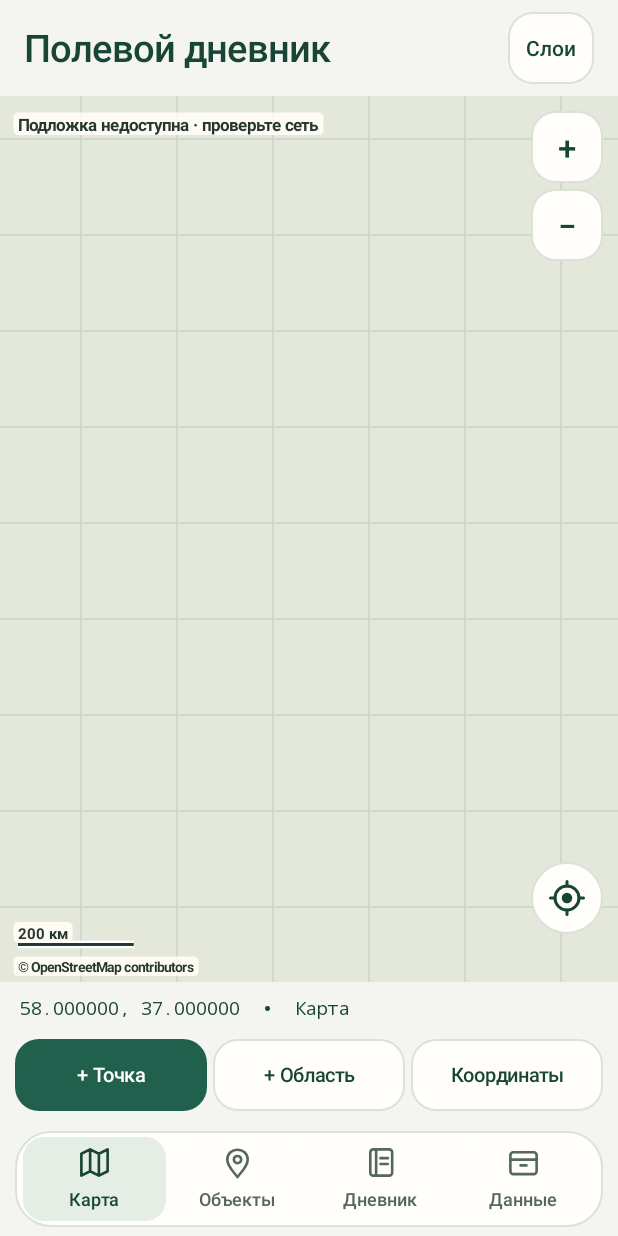
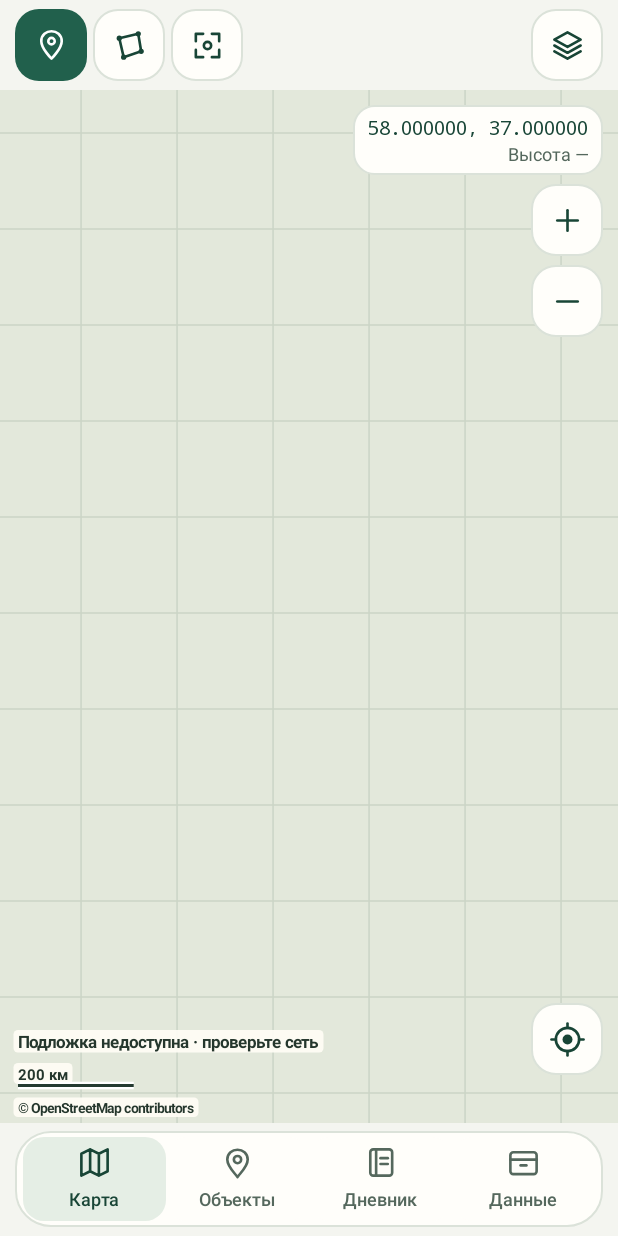
Before and after one commit to go-0dboy/field_journal, an Android app: the screen it shows after launch (MainActivity), on a phone screen of 412 x 824 dp. Run offline under Robolectric (Android 15) with nearby library versions, the phone set to English and light mode, and no system bars; 1 statement that could not run was skipped.

Commit message:
Move map tools into an icon toolbar

```diff
--- a/app/build.gradle.kts
+++ b/app/build.gradle.kts
@@ -11,8 +11,8 @@ android {
         applicationId = "ru.fieldjournal"
         minSdk = 26
         targetSdk = 35
-        versionCode = 8
-        versionName = "0.1.7"
+        versionCode = 9
+        versionName = "0.1.8"
     }
     val signingFile = System.getenv("FIELD_JOURNAL_KEYSTORE")
     if (!signingFile.isNullOrBlank()) {
--- a/app/src/main/java/ru/fieldjournal/FieldMap.kt
+++ b/app/src/main/java/ru/fieldjournal/FieldMap.kt
@@ -240,13 +240,6 @@ internal class FieldMap(context: Context, private val tiles: MapTiles) : View(co
             drawTiles(canvas, TilePass.ROADS, 19)
             drawTiles(canvas, TilePass.PLACES, 19)
         } else referenceInfo?.let { drawTiles(canvas, TilePass.LOCAL_REFERENCES, it.maxZoom) }
-        val hasTiles = baseDrawn || historyDrawn
-        if (offline && !hasTiles && pending.isEmpty()) {
-            val message = if (offlineInfo == null) "Подключите офлайн-карту в разделе «Слои»" else "Для этого участка нет офлайн-тайлов"
-            drawLabel(canvas, message, 12 * scale, 23 * scale)
-        } else if (!offline && !hasTiles && unavailable.isNotEmpty() && pending.isEmpty()) {
-            drawLabel(canvas, "Подложка недоступна · проверьте сеть", 12 * scale, 23 * scale)
-        }
         for (site in sites.asReversed()) {
             val type = objectType(site.type)
             if (site.area) drawShape(canvas, listOf(site.vertices) + site.holes, type.color, true)
@@ -294,20 +287,35 @@ internal class FieldMap(context: Context, private val tiles: MapTiles) : View(co
             canvas.drawCircle(p.x, p.y, 7 * scale, paint)
         }
         if (crosshair) drawCrosshair(canvas)
-        val creditLines = attribution.flatMap { credit -> wrapCredit(credit) }
+        val creditLines = attribution.flatMap { credit -> wrapMapLabel(credit, 9f) }
+        if (!baseDrawn && !historyDrawn && pending.isEmpty()) {
+            val message = when {
+                offline && offlineInfo == null -> "Подключите офлайн-карту в разделе «Слои»"
+                offline -> "Для этого участка нет офлайн-тайлов"
+                unavailable.isNotEmpty() -> "Подложка недоступна · проверьте сеть"
+                else -> null
+            }
+            message?.let {
+                val lines = wrapMapLabel(it, 11f)
+                val bottom = height - (38 + 12 * creditLines.size) * scale
+                lines.forEachIndexed { index, line ->
+                    drawLabel(canvas, line, 12 * scale, bottom - 15 * scale * (lines.lastIndex - index))
+                }
+            }
+        }
         drawScale(canvas, creditLines.size)
         creditLines.forEachIndexed { index, line ->
             drawLabel(canvas, line, 12 * scale, height - (7 + 11 * (creditLines.lastIndex - index)) * scale, 9f)
         }
     }
 
-    private fun wrapCredit(credit: String): List<String> {
+    private fun wrapMapLabel(text: String, size: Float): List<String> {
         paint.typeface = Typeface.DEFAULT_BOLD
-        paint.textSize = 9 * scale
+        paint.textSize = size * scale
         val available = (width - 74 * scale).coerceAtLeast(0f)
         val lines = mutableListOf<String>()
         var line = ""
-        for (word in credit.split(Regex("\\s+"))) {
+        for (word in text.split(Regex("\\s+"))) {
             val next = if (line.isEmpty()) word else "$line $word"
             if (line.isNotEmpty() && paint.measureText(next) > available) {
                 lines.add(line)
--- a/app/src/main/java/ru/fieldjournal/FieldUi.kt
+++ b/app/src/main/java/ru/fieldjournal/FieldUi.kt
@@ -284,35 +284,150 @@ internal class CatalogRow(context: Context) : LinearLayout(context) {
     }
 }
 
-internal fun Context.locationAction(click: () -> Unit) =
+internal enum class MapIcon(val description: String) {
+    POINT("Добавить точку"),
+    AREA("Добавить область"),
+    COORDINATES("Координаты"),
+    LAYERS("Слои"),
+    SET_POINT("Установить точку"),
+    DONE_AREA("Готово"),
+    CANCEL("Отмена"),
+    ADD_VERTEX("Добавить вершину в центр карты"),
+    UNDO_VERTEX("Удалить последнюю вершину"),
+    ZOOM_IN("Приблизить"),
+    ZOOM_OUT("Отдалить"),
+    LOCATION("Моё место")
+}
+
+internal fun Context.mapAction(icon: MapIcon, primary: Boolean = false, click: () -> Unit) =
     android.widget.ImageButton(this).apply {
-        contentDescription = "Моё место"
-        background = RippleDrawable(ColorStateList.valueOf(0x254b816d), panel(Palette.white, 24, Palette.border), null)
+        contentDescription = icon.description
+        tooltipText = icon.description
+        minimumWidth = dp(48)
+        minimumHeight = dp(48)
+        background = RippleDrawable(ColorStateList.valueOf(0x254b816d),
+            panel(if (primary) Palette.green else Palette.white, 16, if (primary) 0 else Palette.border), null)
         scaleType = android.widget.ImageView.ScaleType.CENTER
         setPadding(0, 0, 0, 0)
         setOnClickListener { click() }
-        val target = object : android.graphics.drawable.Drawable() {
-            override fun getIntrinsicWidth() = dp(24)
-            override fun getIntrinsicHeight() = dp(24)
+        setImageDrawable(MapIconDrawable(dp(23), icon, if (primary) Color.WHITE else Palette.pine))
+    }
 
+private class MapIconDrawable(private val size: Int, private val icon: MapIcon, color: Int) :
+    android.graphics.drawable.Drawable() {
     private val pen = Paint(Paint.ANTI_ALIAS_FLAG).apply {
-                color = Palette.pine
-                strokeWidth = 2f
+        this.color = color
+        style = Paint.Style.STROKE
+        strokeWidth = 1.8f
         strokeCap = Paint.Cap.ROUND
+        strokeJoin = Paint.Join.ROUND
     }
+
+    override fun getIntrinsicWidth() = size
+    override fun getIntrinsicHeight() = size
 
     override fun draw(canvas: Canvas) {
         canvas.save()
-                canvas.translate(bounds.exactCenterX(), bounds.exactCenterY())
+        canvas.translate(bounds.left.toFloat(), bounds.top.toFloat())
         canvas.scale(bounds.width() / 24f, bounds.height() / 24f)
+        fun path(outline: Path.() -> Unit) = canvas.drawPath(Path().apply(outline), pen)
+        fun line(x1: Float, y1: Float, x2: Float, y2: Float) = canvas.drawLine(x1, y1, x2, y2, pen)
+        fun circle(x: Float, y: Float, radius: Float) = canvas.drawCircle(x, y, radius, pen)
+
+        when (icon) {
+            MapIcon.POINT -> {
+                path {
+                    moveTo(19f, 9f)
+                    cubicTo(19f, 14f, 12f, 21f, 12f, 21f)
+                    cubicTo(12f, 21f, 5f, 14f, 5f, 9f)
+                    cubicTo(5f, 0f, 19f, 0f, 19f, 9f)
+                    close()
+                }
+                circle(12f, 9f, 2.2f)
+            }
+            MapIcon.AREA -> {
+                path {
+                    moveTo(5f, 7f)
+                    lineTo(18f, 4f)
+                    lineTo(20f, 16f)
+                    lineTo(8f, 20f)
+                    close()
+                }
+                pen.style = Paint.Style.FILL
+                circle(5f, 7f, 1.8f)
+                circle(18f, 4f, 1.8f)
+                circle(20f, 16f, 1.8f)
+                circle(8f, 20f, 1.8f)
                 pen.style = Paint.Style.STROKE
-                canvas.drawCircle(0f, 0f, 8f, pen)
-                canvas.drawLine(0f, -11f, 0f, -8f, pen)
-                canvas.drawLine(0f, 8f, 0f, 11f, pen)
-                canvas.drawLine(-11f, 0f, -8f, 0f, pen)
-                canvas.drawLine(8f, 0f, 11f, 0f, pen)
+            }
+            MapIcon.COORDINATES -> {
+                path {
+                    moveTo(9f, 4f)
+                    lineTo(4f, 4f)
+                    lineTo(4f, 9f)
+                    moveTo(15f, 4f)
+                    lineTo(20f, 4f)
+                    lineTo(20f, 9f)
+                    moveTo(4f, 15f)
+                    lineTo(4f, 20f)
+                    lineTo(9f, 20f)
+                    moveTo(20f, 15f)
+                    lineTo(20f, 20f)
+                    lineTo(15f, 20f)
+                }
+                circle(12f, 12f, 2.5f)
+            }
+            MapIcon.LAYERS -> path {
+                moveTo(3f, 8f)
+                lineTo(12f, 3f)
+                lineTo(21f, 8f)
+                lineTo(12f, 13f)
+                close()
+                moveTo(3f, 12f)
+                lineTo(12f, 17f)
+                lineTo(21f, 12f)
+                moveTo(3f, 16f)
+                lineTo(12f, 21f)
+                lineTo(21f, 16f)
+            }
+            MapIcon.SET_POINT, MapIcon.DONE_AREA -> path {
+                moveTo(5f, 12f)
+                lineTo(10f, 17f)
+                lineTo(19f, 7f)
+            }
+            MapIcon.CANCEL -> {
+                line(6f, 6f, 18f, 18f)
+                line(6f, 18f, 18f, 6f)
+            }
+            MapIcon.ADD_VERTEX -> {
+                circle(12f, 12f, 9f)
+                line(8f, 12f, 16f, 12f)
+                line(12f, 8f, 12f, 16f)
+            }
+            MapIcon.UNDO_VERTEX -> path {
+                moveTo(9f, 5f)
+                lineTo(4f, 10f)
+                lineTo(9f, 15f)
+                moveTo(4f, 10f)
+                lineTo(14f, 10f)
+                cubicTo(21f, 10f, 21f, 19f, 14f, 19f)
+                lineTo(12f, 19f)
+            }
+            MapIcon.ZOOM_IN, MapIcon.ZOOM_OUT -> {
+                line(5f, 12f, 19f, 12f)
+                if (icon == MapIcon.ZOOM_IN) line(12f, 5f, 12f, 19f)
+            }
+            MapIcon.LOCATION -> {
+                circle(12f, 12f, 8f)
+                line(12f, 1f, 12f, 4f)
+                line(12f, 20f, 12f, 23f)
+                line(1f, 12f, 4f, 12f)
+                line(20f, 12f, 23f, 12f)
                 pen.style = Paint.Style.FILL
-                canvas.drawCircle(0f, 0f, 3.5f, pen)
+                circle(12f, 12f, 3.4f)
+                pen.style = Paint.Style.STROKE
+            }
+        }
         canvas.restore()
     }
 
@@ -320,8 +435,6 @@ internal fun Context.locationAction(click: () -> Unit) =
     override fun setColorFilter(colorFilter: ColorFilter?) { pen.colorFilter = colorFilter }
     @Deprecated("Drawable opacity is no longer used")
     override fun getOpacity() = PixelFormat.TRANSLUCENT
-        }
-        setImageDrawable(target)
 }
 
 internal fun Context.editorAction(done: Boolean, click: () -> Unit) =
--- a/app/src/main/java/ru/fieldjournal/MainActivity.kt
+++ b/app/src/main/java/ru/fieldjournal/MainActivity.kt
@@ -77,9 +77,10 @@ class MainActivity : Activity() {
     private lateinit var content: FrameLayout
     private lateinit var nav: LinearLayout
     private lateinit var map: FieldMap
-    private lateinit var mapPanel: LinearLayout
-    private lateinit var mapStatus: TextView
-    private lateinit var mapActions: LinearLayout
+    private lateinit var mapPanel: FrameLayout
+    private lateinit var mapCoordinates: TextView
+    private lateinit var mapElevation: TextView
+    private lateinit var mapArea: TextView
     private lateinit var mapLocationButton: View
     private val handler = Handler(Looper.getMainLooper())
     private val hideNotice = Runnable { notice.visibility = View.GONE }
@@ -355,8 +356,7 @@ class MainActivity : Activity() {
         }
         when (tab) {
             Tab.MAP -> {
-                setHeader("Полевой дневник", action("Слои") { chooseLayers() })
-                content.addView(mapPanel)
+                content.addView(mapPanel, -1, -1)
                 refreshMap()
                 updateControls()
             }
@@ -376,7 +376,7 @@ class MainActivity : Activity() {
     }
 
     private fun updateNavigationVisibility() {
-        nav.visibility = if (editorId != null || drawMode != DrawMode.NONE || keyboardVisible) View.GONE else View.VISIBLE
+        nav.visibility = if (editorId != null || keyboardVisible) View.GONE else View.VISIBLE
     }
 
     private fun setHeader(title: String, action: View?, back: Boolean = false) {
@@ -392,16 +392,19 @@ class MainActivity : Activity() {
     }
 
     private fun switch(next: Tab) {
-        if (drawMode != DrawMode.NONE && next != Tab.MAP) {
-            confirm("Закрыть рисование?", "Добавленные вершины будут сброшены.") {
-                if (geometryDraft != null) cancelDraw()
-                else {
+        if (next == tab) return
+        if (drawMode != DrawMode.NONE && geometryDraft?.dirty == true) {
+            cancelDraw()
+            confirmBeforeLeaving {
+                draftFile.delete()
+                detachEditor()
+                switch(next)
+            }
+            return
+        }
+        if (drawMode != DrawMode.NONE) {
             resetDraw()
-                    tab = next
-                    render()
-                }
-            }
-            return
+            draftFile.delete()
         }
         tab = next
         render()
@@ -430,39 +433,37 @@ class MainActivity : Activity() {
                 updateMapDraft()
             }
         }
-        mapStatus = label("", 12f, Palette.pine, true).apply {
+        mapCoordinates = label("", 13f, Palette.pine, true).apply {
             typeface = android.graphics.Typeface.MONOSPACE
-            setPadding(dp(13), 0, dp(10), 0)
-            gravity = Gravity.CENTER_VERTICAL
-            minimumHeight = dp(34)
-        }
-        mapActions = horizontal().apply { setPadding(dp(8), dp(4), dp(8), dp(8)) }
-        val frame = FrameLayout(this).apply {
+            gravity = Gravity.END
+        }
+        mapElevation = label("", 12f, Palette.muted).apply { gravity = Gravity.END }
+        mapArea = label("", 12f, Palette.muted).apply { gravity = Gravity.END }
+        mapPanel = FrameLayout(this).apply {
             addView(map, FrameLayout.LayoutParams(-1, -1))
-            val zoom = vertical()
-            for ((caption, delta) in listOf("+" to 1.0, "−" to -1.0)) {
-                zoom.addView(action(caption, description = if (delta > 0) "Приблизить" else "Отдалить") {
-                    map.zoomBy(delta)
-                }.apply { textSize = 22f }, LinearLayout.LayoutParams(dp(48), dp(48)).apply { bottomMargin = dp(4) })
-            }
-            addView(zoom, FrameLayout.LayoutParams(-2, -2, Gravity.TOP or Gravity.END).apply {
+            val controls = vertical().apply {
+                gravity = Gravity.END
+                addView(vertical().apply {
+                    background = panel(Palette.white, 14, Palette.border)
+                    setPadding(dp(10), dp(6), dp(10), dp(6))
+                    addView(mapCoordinates, -1, -2)
+                    addView(mapElevation, -1, -2)
+                    addView(mapArea, -1, -2)
+                }, -2, -2)
+                for ((icon, delta) in listOf(MapIcon.ZOOM_IN to 1.0, MapIcon.ZOOM_OUT to -1.0)) {
+                    addView(mapAction(icon) { map.zoomBy(delta) },
+                        LinearLayout.LayoutParams(dp(48), dp(48)).apply { topMargin = dp(6) })
+                }
+            }
+            addView(controls, FrameLayout.LayoutParams(-2, -2, Gravity.TOP or Gravity.END).apply {
                 topMargin = dp(10)
                 marginEnd = dp(10)
             })
-            mapLocationButton = locationAction { requestLocation() }
+            mapLocationButton = mapAction(MapIcon.LOCATION) { requestLocation() }
             addView(mapLocationButton, FrameLayout.LayoutParams(dp(48), dp(48), Gravity.BOTTOM or Gravity.END).apply {
                 bottomMargin = dp(32)
                 marginEnd = dp(10)
             })
-        }
-        mapPanel = vertical().apply {
-            addView(frame, LinearLayout.LayoutParams(-1, 0, 1f))
-            val bottom = vertical().apply {
-                background = panel(Palette.paper, 0)
-                addView(mapStatus)
-                addView(mapActions)
-            }
-            addView(bottom, -1, -2)
         }
     }
 
@@ -481,15 +482,25 @@ class MainActivity : Activity() {
     }
 
     private fun updateMapStatus() {
-        if (!this::mapStatus.isInitialized) return
-        val status = when (drawMode) {
-            DrawMode.NONE -> fix?.let {
-                "${it.point.display()}  ±${it.accuracy.roundToInt()} м · ${it.source}"
-            } ?: "${map.center.display()}  •  ${if (tiles.offline) "Офлайн" else tiles.layer.title}"
-            DrawMode.POINT, DrawMode.MOVE_POINT -> "Точка  ${(selectedPoint ?: map.center).display()}"
-            DrawMode.AREA, DrawMode.MOVE_AREA -> "Граница  •  ${vertices.size} вершин  •  ${areaLabel(areaSquareMeters(vertices))}"
-        }
-        mapStatus.text = status
+        if (!this::mapCoordinates.isInitialized) return
+        val measured = recentFix()
+        val point = when (drawMode) {
+            DrawMode.NONE -> measured?.point ?: map.center
+            DrawMode.POINT, DrawMode.MOVE_POINT -> selectedPoint ?: map.center
+            DrawMode.AREA, DrawMode.MOVE_AREA -> map.center
+        }
+        val pointFix = measured?.takeIf { it.point == point }
+        val savedPoint = geometryDraft?.site?.takeIf { it.vertices.singleOrNull() == point }
+        val altitude = pointFix?.altitude ?: savedPoint?.altitude
+        mapCoordinates.text = point.display()
+        mapElevation.text = buildString {
+            append("Высота ")
+            append(altitude?.let { "${it.roundToInt()} м" } ?: "—")
+            pointFix?.let { append(" · ±${it.accuracy.roundToInt()} м") }
+        }
+        val drawingArea = drawMode == DrawMode.AREA || drawMode == DrawMode.MOVE_AREA
+        mapArea.visibility = if (drawingArea) View.VISIBLE else View.GONE
+        if (drawingArea) mapArea.text = "Вершин ${vertices.size} · ${areaLabel(areaSquareMeters(vertices))}"
     }
 
     private fun addVertex(point: Coordinate) {
@@ -506,40 +517,48 @@ class MainActivity : Activity() {
     }
 
     private fun updateControls() {
-        updateNavigationVisibility()
         updateMapStatus()
-        mapActions.removeAllViews()
-        fun control(text: String, primary: Boolean = false, description: String? = null, click: () -> Unit) {
-            val button = action(text, primary, description, click).apply {
-                textSize = 13f
-                setPadding(dp(3), 0, dp(3), 0)
-            }
-            mapActions.addView(button, LinearLayout.LayoutParams(0, -2, 1f).apply { setMargins(dp(2), 0, dp(2), 0) })
-        }
+        header.removeAllViews()
+        header.addView(horizontal().apply {
+            setPadding(dp(10), dp(6), dp(10), dp(6))
+            fun control(icon: MapIcon, primary: Boolean = false, click: () -> Unit) {
+                addView(mapAction(icon, primary, click),
+                    LinearLayout.LayoutParams(dp(48), dp(48)).apply {
+                        if (childCount > 0) marginStart = dp(4)
+                    })
+            }
+            fun spacer() = addView(View(this@MainActivity), LinearLayout.LayoutParams(0, 0, 1f))
             when (drawMode) {
                 DrawMode.NONE -> {
-                control("+ Точка", true) { beginDraw(DrawMode.POINT) }
-                control("+ Область") { beginDraw(DrawMode.AREA) }
-                control("Координаты") { showCoordinates(map.center, allowEntry = true) }
+                    control(MapIcon.POINT, true) { beginDraw(DrawMode.POINT) }
+                    control(MapIcon.AREA) { beginDraw(DrawMode.AREA) }
+                    control(MapIcon.COORDINATES) { showCoordinates(map.center, allowEntry = true) }
+                    spacer()
+                    control(MapIcon.LAYERS) { chooseLayers() }
                 }
                 DrawMode.POINT, DrawMode.MOVE_POINT -> {
-                control("Координаты") { showCoordinates(selectedPoint ?: map.center) }
-                control("Установить", true) {
+                    control(MapIcon.LAYERS) { chooseLayers() }
+                    control(MapIcon.COORDINATES) { showCoordinates(selectedPoint ?: map.center) }
+                    spacer()
+                    control(MapIcon.SET_POINT, true) {
                         val point = selectedPoint ?: map.center
                         saveGeometry(listOf(point), recentFix()?.takeIf { it.point == point })
                     }
-                control("Отмена") { cancelDraw() }
+                    control(MapIcon.CANCEL) { cancelDraw() }
                 }
                 DrawMode.AREA, DrawMode.MOVE_AREA -> {
-                control("Добавить", description = "Добавить вершину в центр карты") { addVertex(map.center) }
-                control("Удалить", description = "Удалить последнюю вершину") { removeVertex(vertices.lastIndex) }
-                control("Готово", true) {
+                    control(MapIcon.LAYERS) { chooseLayers() }
+                    control(MapIcon.ADD_VERTEX) { addVertex(map.center) }
+                    control(MapIcon.UNDO_VERTEX) { removeVertex(vertices.lastIndex) }
+                    spacer()
+                    control(MapIcon.DONE_AREA, true) {
                         val error = polygonError(vertices)
                         if (error == null) saveGeometry(vertices.toList()) else message(error.message)
                     }
-                control("Отмена") { cancelDraw() }
-            }
-        }
+                    control(MapIcon.CANCEL) { cancelDraw() }
+                }
+            }
+        }, -1, -2)
     }
 
     private fun beginDraw(mode: DrawMode) {
@@ -548,7 +567,7 @@ class MainActivity : Activity() {
         updateControls()
         message(if (mode == DrawMode.AREA || mode == DrawMode.MOVE_AREA)
             "Касание добавляет или удаляет вершину. Удерживайте её для перетаскивания"
-        else "Коснитесь места и нажмите «Установить»")
+        else "Коснитесь места и нажмите галочку")
     }
 
     private fun showCoordinates(point: Coordinate, allowEntry: Boolean = false) {
@@ -604,6 +623,7 @@ class MainActivity : Activity() {
         geometrySite = null
         geometryDraft = null
         selectedPoint = null
+        updateMapDraft()
     }
 
     private fun cancelDraw() {
```
Also changed, not shown: app/src/main/java/ru/fieldjournal/FieldLocation.kt (+5 -10 lines), 4 other files. Lines whose indentation alone changed are shown as unchanged.
